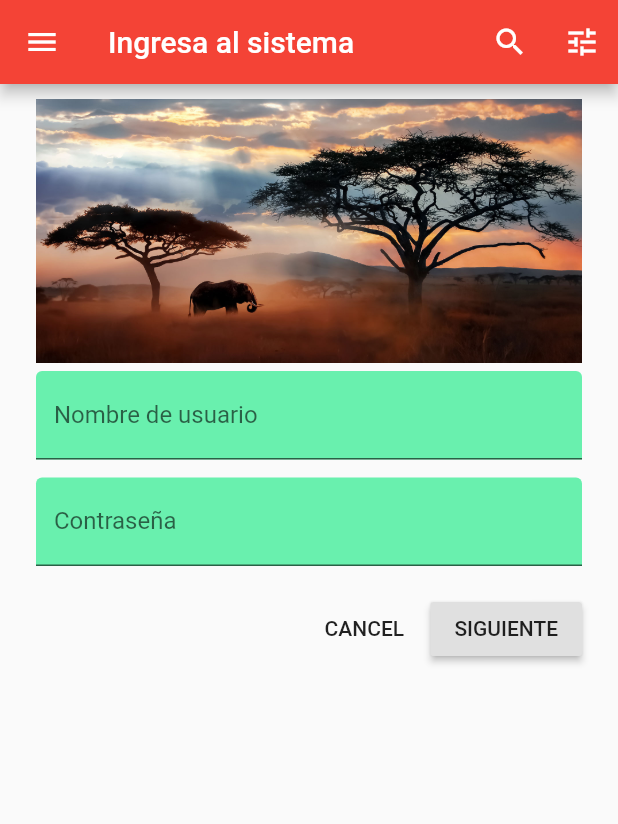
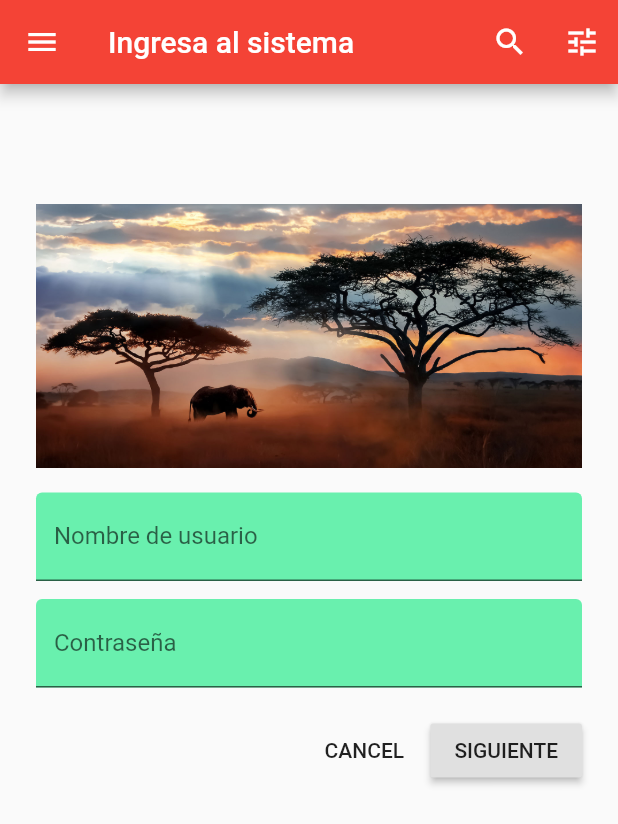
Before and after one commit to YahirS/loginSencillo, a Flutter app: the screen it shows after launch, on a phone screen of 412 x 824 dp. Shown: the top 824 px of the screen. Run offline on Flutter 3.47's test engine with Material 2 defaults, Android fonts, the phone set to English and light mode, and no system bars.

```diff
--- a/lib/main.dart
+++ b/lib/main.dart
@@ -76,11 +76,11 @@ class _IngresoSistemaState extends State<IngresoSistema> {
         child: ListView(
           padding: EdgeInsets.symmetric(horizontal: 24.0),
           children: <Widget>[
-            SizedBox(height: 10.0),
+            SizedBox(height: 80.0),
             Column(
               children: <Widget>[
                 Image.asset('assets/yahir1111.jpg'),
-                SizedBox(height: 5.0),
+                SizedBox(height: 16.0),
               ],
             ),
             if (!acceso)
```
Also changed, not shown: 1 other file.
